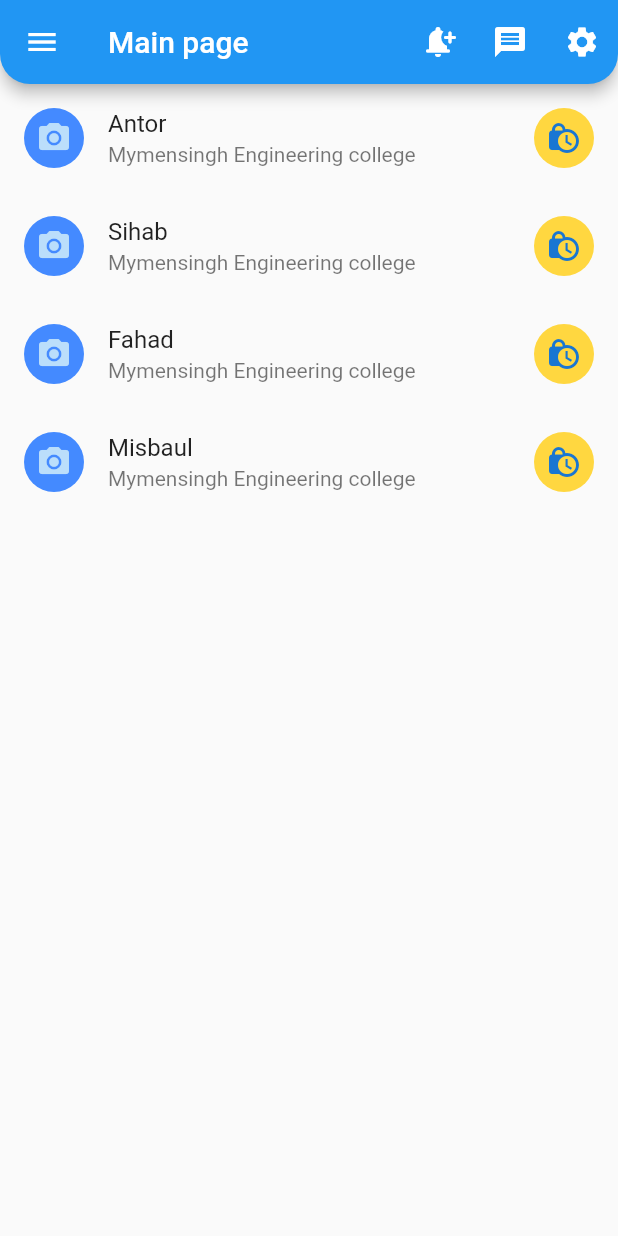
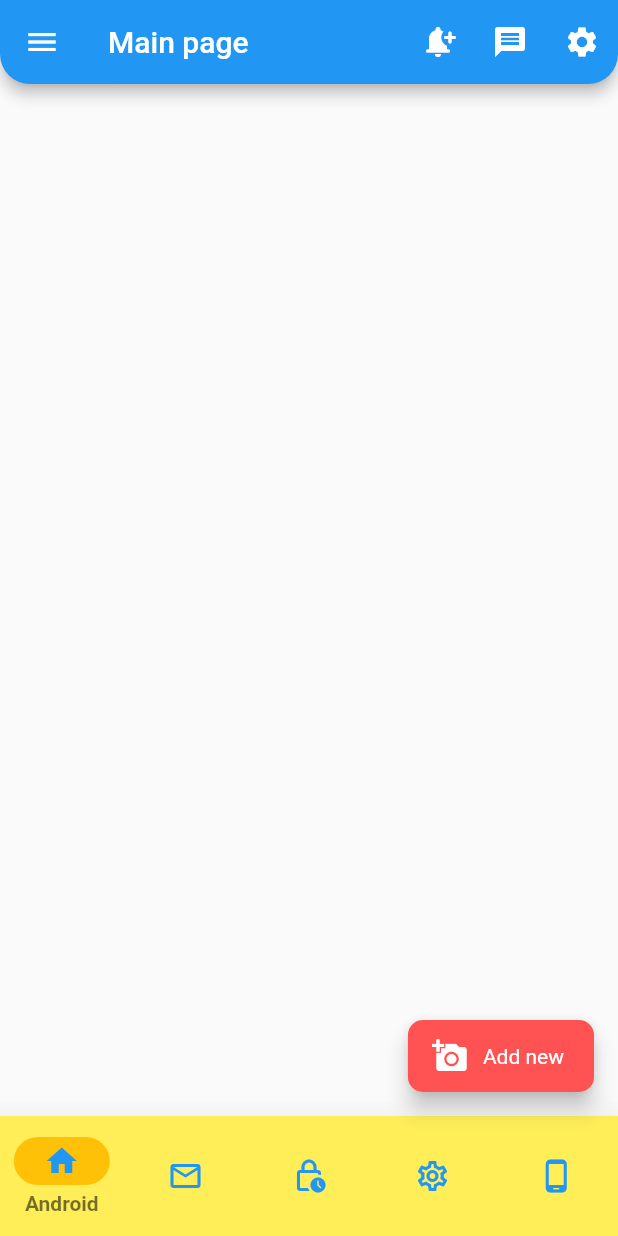
Before and after one commit to AntorAcs2239/Flutter-Learing-From-Basic, a Flutter app: the screen it shows after launch, on a phone screen of 412 x 824 dp. Run offline on Flutter 3.47's test engine with Material 2 defaults, Android fonts, the phone set to English and light mode, and no system bars.

Commit message:
Date 7/4/23

```diff
--- /dev/null
+++ b/lib/Screens/page2.dart
@@ -0,0 +1,14 @@
+import 'package:flutter/material.dart';
+
+class page2 extends StatelessWidget {
+  const page2();
+
+  @override
+  Widget build(BuildContext context) {
+    return Scaffold(
+      body: Center(
+        child: Text('Page 2'),
+      ),
+    );
+  }
+}
--- a/lib/main.dart
+++ b/lib/main.dart
@@ -6,10 +6,43 @@ void main() {
   runApp(myapplication());
 }
 
-class myapplication extends StatelessWidget {
+class myapplication extends StatefulWidget {
   myapplication({super.key});
 
+  @override
+  State<myapplication> createState() => _myapplicationState();
+}
+
+class _myapplicationState extends State<myapplication> {
   List<String> title = ['Antor', 'Sihab', 'Fahad', 'Misbaul'];
+  int i = 0;
+  final scrren = [
+    Center(
+        child: Text(
+      'Page 1',
+      style: TextStyle(fontWeight: FontWeight.bold),
+    )),
+    Center(
+        child: Text(
+      'Page 2',
+      style: TextStyle(fontWeight: FontWeight.bold),
+    )),
+    Center(
+        child: Text(
+      'Page 3',
+      style: TextStyle(fontWeight: FontWeight.bold),
+    )),
+    Center(
+        child: Text(
+      'Page 4',
+      style: TextStyle(fontWeight: FontWeight.bold),
+    )),
+    Center(
+        child: Text(
+      'Page 5',
+      style: TextStyle(fontWeight: FontWeight.bold),
+    )),
+  ];
   @override
   Widget build(BuildContext context) {
     return MaterialApp(
@@ -317,7 +350,6 @@ class myapplication extends StatelessWidget {
         //     ],
         //   ),
         // ),
-
         drawer: Drawer(
           child: ListView(
             children: [
@@ -380,64 +412,84 @@ class myapplication extends StatelessWidget {
                 title: Text('Contact Number'),
                 onTap: () => {},
               ),
-              Padding(
-                padding: EdgeInsets.all(14),
-                child: Text('Items'),
+            ],
+          ),
+        ),
+        // body: Container(
+        //   child: Container(
+        //       child: ListView.builder(
+        //     itemCount: title.length,
+        //     itemBuilder: (context, index) {
+        //       return ListTile(
+        //         leading: CircleAvatar(
+        //           child: Icon(
+        //             Icons.camera_alt,
+        //           ),
+        //           backgroundColor: Colors.blueAccent,
+        //         ),
+        //         title: Text(title[index]),
+        //         subtitle: Text('Mymensingh Engineering college'),
+        //         trailing: CircleAvatar(
+        //             child: Icon(Icons.lock_clock),
+        //             backgroundColor: Colors.amberAccent),
+        //         onTap: () => {},
+        //       );
+        //     },
+        //   )),
+        // ),
+        floatingActionButton: FloatingActionButton.extended(
+          onPressed: () => {print('Extended FAB clicked')},
+          extendedTextStyle: TextStyle(color: Colors.white),
+          label: Text('Add new'),
+          backgroundColor: Colors.redAccent,
+          autofocus: true,
+          icon: Icon(Icons.add_a_photo),
+          extendedIconLabelSpacing: 10,
+          shape:
+              RoundedRectangleBorder(borderRadius: BorderRadius.circular(10)),
+        ),
+        bottomNavigationBar: NavigationBarTheme(
+          data: NavigationBarThemeData(
+              iconTheme:
+                  MaterialStatePropertyAll(IconThemeData(color: Colors.blue)),
+              indicatorColor: Colors.amber,
+              labelTextStyle: MaterialStateProperty.all(TextStyle(
+                  fontWeight: FontWeight.bold, color: Colors.black54))),
+          child: NavigationBar(
+            elevation: 20,
+            labelBehavior: NavigationDestinationLabelBehavior.onlyShowSelected,
+            animationDuration: Duration(seconds: 2),
+            selectedIndex: i,
+            onDestinationSelected: (i) => setState(() => this.i = i),
+            backgroundColor: Colors.yellow.shade400,
+            destinations: [
+              NavigationDestination(
+                icon: Icon(Icons.home_outlined),
+                label: 'Android',
+                selectedIcon: Icon(Icons.home),
               ),
-              ListTile(
-                iconColor: Colors.amberAccent,
-                leading: CircleAvatar(
-                    child: Icon(Icons.home), backgroundColor: Colors.blueGrey),
-                title: Text('Home'),
-                onTap: () => {},
+              NavigationDestination(
+                icon: Icon(Icons.email_outlined),
+                label: 'Email',
+                selectedIcon: Icon(Icons.email),
               ),
-              ListTile(
-                leading: CircleAvatar(
-                    child: Icon(Icons.email), backgroundColor: Colors.blueGrey),
-                title: Text('Email'),
-                onTap: () => {},
+              NavigationDestination(
+                icon: Icon(Icons.lock_clock_outlined),
+                label: 'Clock',
+                selectedIcon: Icon(Icons.lock_clock),
               ),
-              Padding(
-                padding: EdgeInsets.all(14),
-                child: Text('Items'),
+              NavigationDestination(
+                icon: Icon(Icons.settings_outlined),
+                label: 'Settings',
+                selectedIcon: Icon(Icons.settings),
               ),
-              ListTile(
-                iconColor: Colors.amberAccent,
-                leading: CircleAvatar(
-                    child: Icon(Icons.home), backgroundColor: Colors.blueGrey),
-                title: Text('Home'),
-                onTap: () => {},
-              ),
-              ListTile(
-                leading: CircleAvatar(
-                    child: Icon(Icons.email), backgroundColor: Colors.blueGrey),
-                title: Text('Email'),
-                onTap: () => {},
+              NavigationDestination(
+                icon: Icon(Icons.phone_android_outlined),
+                label: 'Android',
+                selectedIcon: Icon(Icons.phone_android),
               ),
             ],
           ),
-        ),
-        body: Container(
-          child: Container(
-              child: ListView.builder(
-            itemCount: title.length,
-            itemBuilder: (context, index) {
-              return ListTile(
-                leading: CircleAvatar(
-                  child: Icon(
-                    Icons.camera_alt,
-                  ),
-                  backgroundColor: Colors.blueAccent,
-                ),
-                title: Text(title[index]),
-                subtitle: Text('Mymensingh Engineering college'),
-                trailing: CircleAvatar(
-                    child: Icon(Icons.lock_clock),
-                    backgroundColor: Colors.amberAccent),
-                onTap: () => {},
-              );
-            },
-          )),
         ),
       ),
     );
--- a/pubspec.yaml
+++ b/pubspec.yaml
@@ -46,6 +46,7 @@ dev_dependencies:
   # package. See that file for information about deactivating specific lint
   # rules and activating additional ones.
   flutter_lints: ^2.0.0
+  curved_navigation_bar: ^1.0.3 #latest version
 
 # For information on the generic Dart part of this file, see the
 # following page: https://dart.dev/tools/pub/pubspec
```
Also changed, not shown: lib/Screens/Page1.dart (added), pubspec.lock.
